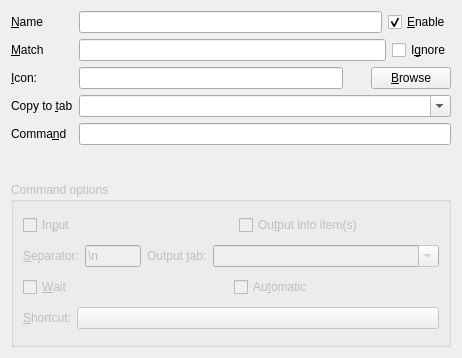
Old version of the form src/commandwidget.ui in the repository hluk/CopyQ.
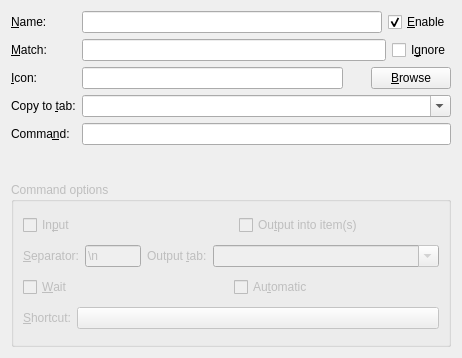
New version of the form.

Commit message: Bugs in searching; disable scrollbars in items; label texts

Patch:
```diff
--- a/src/commandwidget.ui
+++ b/src/commandwidget.ui
@@ -30,7 +30,7 @@
           </sizepolicy>
          </property>
          <property name="text">
-          <string>&amp;Name</string>
+          <string>&amp;Name:</string>
          </property>
          <property name="buddy">
           <cstring>lineEditName</cstring>
@@ -46,7 +46,7 @@
           </sizepolicy>
          </property>
          <property name="text">
-          <string>&amp;Match</string>
+          <string>&amp;Match:</string>
          </property>
          <property name="buddy">
           <cstring>lineEditMatch</cstring>
@@ -106,7 +106,7 @@
        <item row="3" column="0">
         <widget class="QLabel" name="label_6">
          <property name="text">
-          <string>Copy to &amp;tab</string>
+          <string>Copy to &amp;tab:</string>
          </property>
          <property name="buddy">
           <cstring>comboBoxCopyToTab</cstring>
@@ -180,7 +180,7 @@
           </sizepolicy>
          </property>
          <property name="text">
-          <string>Comma&amp;nd</string>
+          <string>Comma&amp;nd:</string>
          </property>
          <property name="buddy">
           <cstring>lineEditCommand</cstring>
```
The commit also changes 4 other files.
